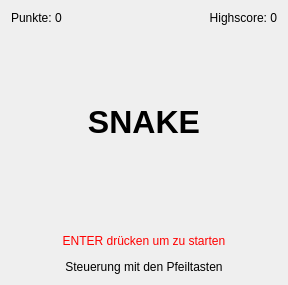
Before: the Qt Designer form Software/qlocktoo/snake/snake.ui in tfeldmann/QlockToo, drawn with Qt 5.
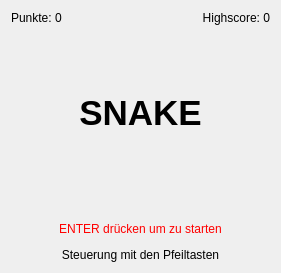
After: the same form once the commit is applied.

Patch:
```diff
--- a/Software/qlocktoo/snake/snake.ui
+++ b/Software/qlocktoo/snake/snake.ui
@@ -9,8 +9,8 @@
    <rect>
     <x>0</x>
     <y>0</y>
-    <width>288</width>
-    <height>285</height>
+    <width>281</width>
+    <height>273</height>
    </rect>
   </property>
   <property name="windowTitle">
@@ -54,8 +54,13 @@
        <verstretch>0</verstretch>
       </sizepolicy>
      </property>
+     <property name="font">
+      <font>
+       <pointsize>13</pointsize>
+      </font>
+     </property>
      <property name="text">
-      <string>&lt;html&gt;&lt;head/&gt;&lt;body&gt;&lt;p align=&quot;center&quot;&gt;&lt;span style=&quot; font-size:24pt; font-weight:600;&quot;&gt;SNAKE&lt;/span&gt;&lt;br/&gt;&lt;/p&gt;&lt;/body&gt;&lt;/html&gt;</string>
+      <string>&lt;html&gt;&lt;head/&gt;&lt;body&gt;&lt;p align=&quot;center&quot;&gt;&lt;span style=&quot; font-size:26pt; font-weight:600;&quot;&gt;SNAKE&lt;/span&gt;&lt;br/&gt;&lt;/p&gt;&lt;/body&gt;&lt;/html&gt;</string>
      </property>
      <property name="textFormat">
       <enum>Qt::RichText</enum>
```
